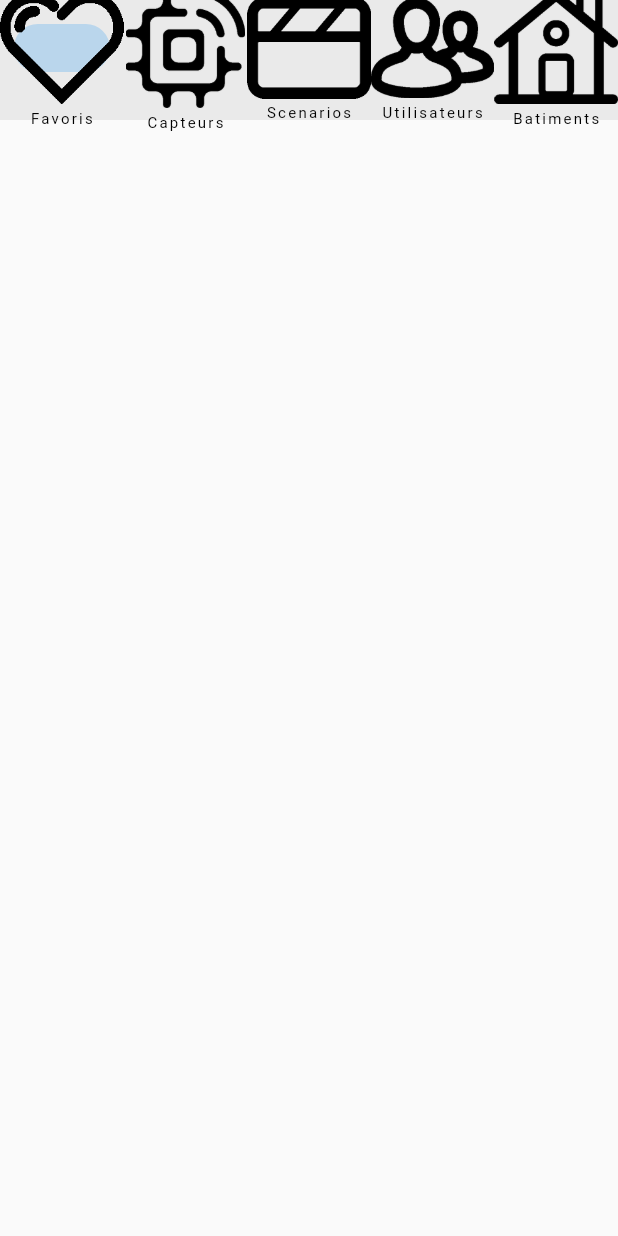
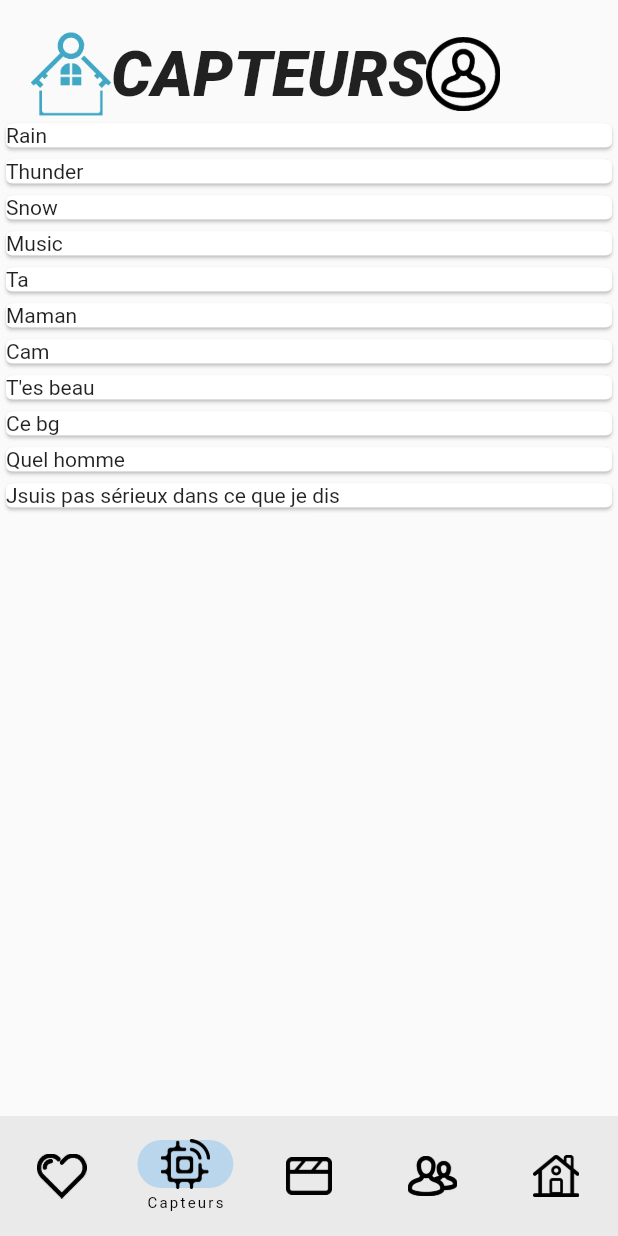
Before and after one commit to CameronBGassedat/TimArchyApp, a Flutter app: the screen it shows after launch, on a phone screen of 412 x 824 dp. Run offline on Flutter 3.47's test engine with Material 2 defaults, Android fonts, the phone set to English and light mode, and no system bars.

Commit message:
[UPDATE] Bottom bar at bottom, Top bar in process, CardList for SensorsList

```diff
--- a/lib/pages/home.dart
+++ b/lib/pages/home.dart
@@ -13,35 +13,113 @@ class HomePageState extends State<HomePage> {
   Widget build(BuildContext context) {
     final screenHeight = MediaQuery.of(context).size.height;
     final screenWidth = MediaQuery.of(context).size.width;
+    int index = 1;
 
     return Scaffold(
+      bottomNavigationBar: NavigationBar(
+        labelBehavior: NavigationDestinationLabelBehavior.onlyShowSelected,
+        selectedIndex: index,
+        //onDestinationSelected: (index) => setState(() => this.index = index),
+        destinations: [
+          NavigationDestination(
+                icon: Image.asset(
+                  "images/blank_heart.png",
+                  height: 30,
+            ),
+            label: "Favoris",
+          ),
+          NavigationDestination(
+            icon: Image.asset(
+              "images/sensors.png",
+              height: 33,
+            ),
+            label: "Capteurs",
+          ),
+          NavigationDestination(
+            icon: Image.asset(
+              "images/scenarios.png",
+              height: 25,
+            ),
+            label: "Scenarios",
+          ),
+          NavigationDestination(
+            icon: Image.asset(
+              "images/users.png",
+              height: 27,
+            ),
+            label: "Utilisateurs",
+          ),
+          NavigationDestination(
+            icon: Image.asset(
+              "images/buildings.png",
+              height: 28,
+            ),
+            label: "Batiments",
+          ),
+        ],
+      ),
+
       body: SafeArea(
         child: Column(
           children: [
-            NavigationBar(
-              destinations: [
-                NavigationDestination(
-                  icon: Image.asset("images/blank_heart.png"),
-                  label: "Favoris",
+            Padding(
+              padding: EdgeInsets.only(left: 0.05*screenWidth, top: 0.05*screenWidth, right: 0.05*screenWidth),
+              child: Row(
+                children: [
+                  Image.asset("images/logo_min.png", height: 0.07*screenHeight),
+                  Text(
+                    "CAPTEURS",
+                    style: TextStyle(
+                      fontSize: 42,
+                      fontStyle: FontStyle.italic,
+                      fontWeight: FontWeight.w900,
                     ),
-                NavigationDestination(
-                  icon: Image.asset("images/sensors.png"),
-                  label: 'Capteurs',
                   ),
-                NavigationDestination(
-                  icon: Image.asset("images/scenarios.png"),
-                  label: 'Scenarios',
+                  Image.asset("images/user_menu.png", height: 0.06*screenHeight,),
+                ],
               ),
-                NavigationDestination(
-                  icon: Image.asset("images/users.png"),
-                  label: 'Utilisateurs',
             ),
-                NavigationDestination(
-                  icon: Image.asset("images/buildings.png"),
-                  label: 'Batiments',
+            Container(
+              child: ListView(
+                scrollDirection: Axis.vertical,
+                shrinkWrap: true,
+                children: [
+                  Card(
+                    child: Text("Rain"),
+                  ),
+                  Card(
+                    child: Text("Thunder"),
+                  ),
+                  Card(
+                    child: Text("Snow"),
+                  ),
+                  Card(
+                    child: Text("Music"),
+                  ),
+                  Card(
+                    child: Text("Ta"),
+                  ),
+                  Card(
+                    child: Text("Maman"),
+                  ),
+                  Card(
+                    child: Text("Cam"),
+                  ),
+                  Card(
+                    child: Text("T'es beau"),
+                  ),
+                  Card(
+                    child: Text("Ce bg"),
+                  ),
+                  Card(
+                    child: Text("Quel homme"),
+                  ),
+                  Card(
+                    child: Text("Jsuis pas sérieux dans ce que je dis"),
                   ),
                 ],
               ),
+            )
           ],
         ),
       ),
```
Lines whose indentation alone changed are shown as unchanged.
